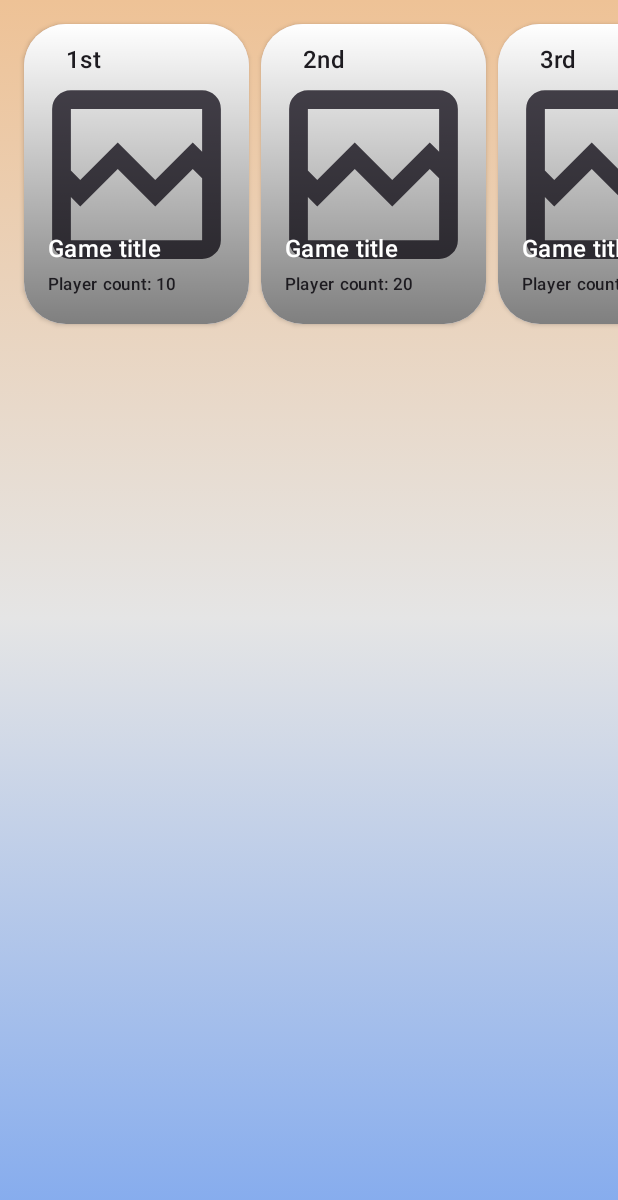
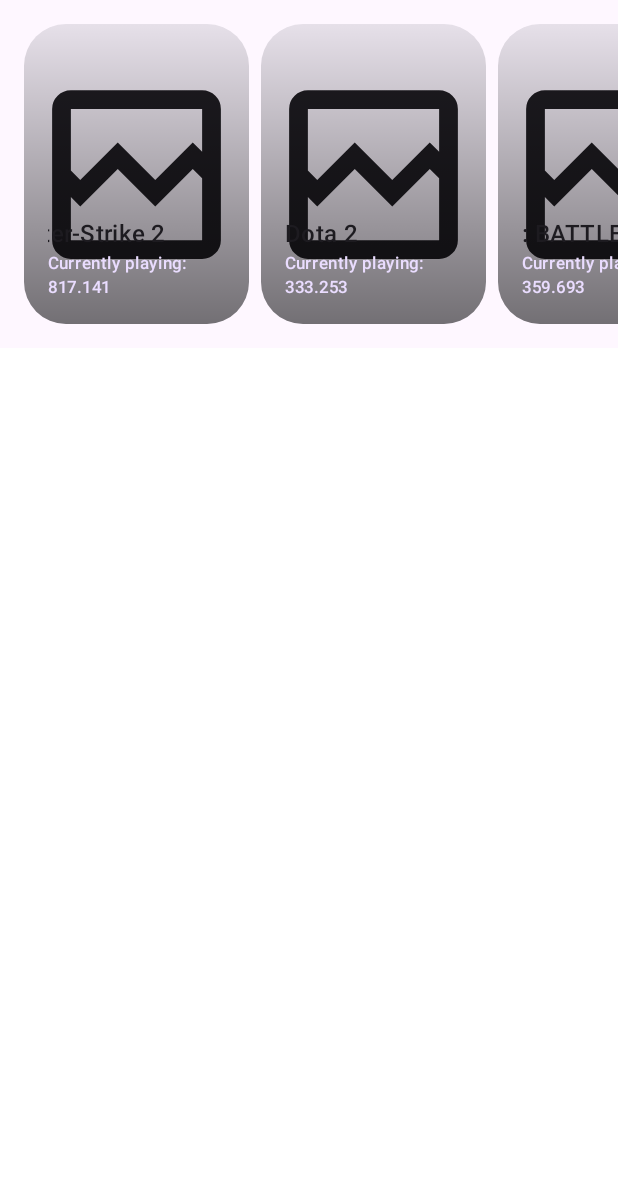
Before and after one commit to HtmlIsBetterThanC/SteamDex, an Android app built with Jetpack Compose: the @Preview function CarouselPreview, on a phone screen of 412 x 824 dp. Shown: the top 1200 px of the screen. Run offline under Robolectric (Android 15) with nearby library versions, the phone set to English and light mode, and no system bars; pictures from the network do not load.

Commit message:
wip: refactor Carousel

```diff
--- a/app/src/main/java/ict/android/steamdex/ui/screens/home/GamesCarousel.kt
+++ /dev/null
@@ -1,7 +0,0 @@
-package ict.android.steamdex.ui.screens.home
-
-data class GamesCarousel(
-    val title: String,
-    val playerCount: Int,
-    val rank: Int
-)
--- a/app/src/main/java/ict/android/steamdex/ui/screens/home/components/Carousel.kt
+++ b/app/src/main/java/ict/android/steamdex/ui/screens/home/components/Carousel.kt
@@ -1,39 +1,40 @@
 package ict.android.steamdex.ui.screens.home.components
 
-import androidx.compose.foundation.isSystemInDarkTheme
 import androidx.compose.foundation.layout.Arrangement
-import androidx.compose.foundation.layout.Box
 import androidx.compose.foundation.layout.PaddingValues
-import androidx.compose.foundation.layout.fillMaxSize
+import androidx.compose.foundation.layout.height
+import androidx.compose.foundation.layout.width
 import androidx.compose.foundation.lazy.LazyRow
 import androidx.compose.foundation.lazy.items
 import androidx.compose.material3.Surface
 import androidx.compose.runtime.Composable
 import androidx.compose.ui.Modifier
 import androidx.compose.ui.unit.dp
-import ict.android.steamdex.ui.components.modifiers.gradientBackground
+import ict.android.steamdex.models.ui.UiGames
+import ict.android.steamdex.ui.preview.PreviewData.games
 import ict.android.steamdex.ui.preview.PreviewSteam
-import ict.android.steamdex.ui.screens.home.GamesCarousel
+import ict.android.steamdex.ui.theme.SteamDexTheme
 
 @Composable
 fun Carousel(
-    modifier: Modifier = Modifier
+    games: List<UiGames>,
+    modifier: Modifier = Modifier,
+    variant: Boolean = false
 ) {
-    val games = listOf(
-        GamesCarousel("Game title", 10, 1),
-        GamesCarousel("Game title", 20, 2),
-        GamesCarousel("Game title", 15, 3),
-        GamesCarousel("Game title", 35, 4),
-        GamesCarousel("Game title", 7, 5)
-    )
-
     LazyRow(
         modifier = modifier,
         contentPadding = PaddingValues(16.dp),
         horizontalArrangement = Arrangement.spacedBy(8.dp)
     ) {
         items(games) { game ->
-            GameCard(game)
+            game.currentPlayers?.let {
+                GameCard(
+                    name = game.name,
+                    currentPlayers = it,
+                    iconUrl = game.iconUrl,
+                    modifier = if (variant) Modifier.width(300.dp).height(200.dp) else Modifier
+                )
+            }
         }
     }
 }
@@ -41,14 +42,19 @@ fun Carousel(
 @PreviewSteam
 @Composable
 private fun CarouselPreview() {
-    val theme = isSystemInDarkTheme()
-    Surface {
-        Box(
-            modifier = Modifier
-                .fillMaxSize()
-                .gradientBackground(theme)
-        ) {
-            Carousel()
+    SteamDexTheme {
+        Surface {
+            Carousel(games)
         }
     }
 }
+
+@PreviewSteam
+@Composable
+private fun CarouselVariantPreview() {
+    SteamDexTheme {
+        Surface {
+            Carousel(games = games, variant = true)
+        }
+    }
+}
--- a/app/src/main/java/ict/android/steamdex/ui/screens/home/components/GameCard.kt
+++ b/app/src/main/java/ict/android/steamdex/ui/screens/home/components/GameCard.kt
@@ -1,63 +1,52 @@
 package ict.android.steamdex.ui.screens.home.components
 
 import androidx.compose.foundation.background
-import androidx.compose.foundation.isSystemInDarkTheme
+import androidx.compose.foundation.basicMarquee
 import androidx.compose.foundation.layout.Box
 import androidx.compose.foundation.layout.Column
-import androidx.compose.foundation.layout.Spacer
 import androidx.compose.foundation.layout.fillMaxSize
 import androidx.compose.foundation.layout.height
 import androidx.compose.foundation.layout.padding
 import androidx.compose.foundation.layout.width
 import androidx.compose.foundation.shape.RoundedCornerShape
 import androidx.compose.material3.Card
-import androidx.compose.material3.CardDefaults
-import androidx.compose.material3.Icon
 import androidx.compose.material3.MaterialTheme
+import androidx.compose.material3.Surface
 import androidx.compose.material3.Text
 import androidx.compose.runtime.Composable
 import androidx.compose.ui.Alignment
 import androidx.compose.ui.Modifier
-import androidx.compose.ui.draw.clip
 import androidx.compose.ui.graphics.Brush
 import androidx.compose.ui.graphics.Color
-import androidx.compose.ui.res.painterResource
+import androidx.compose.ui.layout.ContentScale
 import androidx.compose.ui.res.stringResource
-import androidx.compose.ui.text.style.TextAlign
 import androidx.compose.ui.unit.dp
 import ict.android.steamdex.R
-import ict.android.steamdex.ui.screens.home.GamesCarousel
-import ict.android.steamdex.ui.theme.primaryContainerDark
-import ict.android.steamdex.ui.theme.primaryContainerLight
+import ict.android.steamdex.ui.components.SteamAsyncImage
+import ict.android.steamdex.ui.preview.PreviewData.games
+import ict.android.steamdex.ui.preview.PreviewSteam
+import ict.android.steamdex.ui.theme.SteamDexTheme
 
 @Composable
 fun GameCard(
-    game: GamesCarousel,
+    name: String,
+    currentPlayers: Double,
+    iconUrl: String,
     modifier: Modifier = Modifier
 ) {
     Card(
         modifier = modifier
             .width(150.dp)
             .height(200.dp),
-        shape = RoundedCornerShape(28.dp),
-        elevation = CardDefaults
-            .cardElevation(defaultElevation = 2.dp)
+        shape = RoundedCornerShape(28.dp)
     ) {
-        Box(
-            modifier = Modifier
-                .fillMaxSize()
-                .background(Color.White)
-        ) {
-            Icon(
-                modifier = Modifier
-                    .fillMaxSize(),
-                painter = painterResource
-                (R.drawable.broken_image),
-                contentDescription = stringResource
-                (R.string.card_icon_image_carousel),
-                tint = MaterialTheme.colorScheme.onSurfaceVariant
+        Box(Modifier.fillMaxSize()) {
+            SteamAsyncImage(
+                model = iconUrl,
+                modifier = Modifier.fillMaxSize(),
+                // TODO is this the better one?
+                contentScale = ContentScale.FillHeight
             )
-            // Local gradient for icon shade
             Box(
                 modifier = Modifier
                     .fillMaxSize()
@@ -66,73 +55,41 @@ fun GameCard(
                             colors = listOf(
                                 Color.Transparent,
                                 Color.Black.copy(alpha = 0.5f)
-                            ),
-                            startY = 0f,
-                            endY = Float.POSITIVE_INFINITY
+                            )
                         )
                     )
             )
-
             Column(
-                modifier = Modifier
-                    .fillMaxSize()
-                    .padding(start = 16.dp),
-                horizontalAlignment = Alignment.Start,
-
+                Modifier
+                    .align(Alignment.BottomStart)
+                    .padding(16.dp)
             ) {
                 Text(
-                    text = when (game.rank) {
-                        1 -> stringResource(R.string.column_text_carousel_first)
-                        2 -> stringResource(R.string.column_text_carousel_second)
-                        3 -> stringResource(R.string.column_text_carousel_third)
-                        else -> stringResource(
-                            R.string
-                                .column_text_carousel_other_cases,
-                            game.rank
-                        )
-                    },
-                    style = MaterialTheme.typography.titleMedium,
-                    color = if (isSystemInDarkTheme()) {
-                        primaryContainerDark
-                    } else {
-                        primaryContainerLight
-                    },
-                    modifier = Modifier
-                        .clip(RoundedCornerShape(8.dp))
-                        .background(Color.Transparent)
-                        .padding(4.dp)
-                        .align(Alignment.Start)
-                        .padding(start = 8.dp, top = 8.dp)
+                    text = name,
+                    modifier = Modifier.basicMarquee(),
+                    style = MaterialTheme.typography.titleMedium
                 )
-
-                Spacer(modifier = Modifier.weight(1f))
-
-                Column(
-                    horizontalAlignment = Alignment.Start,
-                    modifier = Modifier.padding(bottom = 18.dp)
-                ) {
-                    Text(
-                        text = game.title,
-                        style = MaterialTheme.typography.titleMedium,
-                        color = Color.White,
-                        textAlign = TextAlign.Start,
-                        modifier = Modifier.padding(bottom = 4.dp)
-                    )
-                    Text(
-                        text = stringResource(
-                            R.string
-                                .text_player_count,
-                            game.playerCount
-                        ),
-                        style = MaterialTheme.typography.labelSmall,
-                        color = if (isSystemInDarkTheme()) {
-                            primaryContainerDark
-                        } else {
-                            primaryContainerLight
-                        }
-                    )
-                }
+                Text(
+                    text = stringResource(R.string.home_currently_playing, currentPlayers),
+                    color = MaterialTheme.colorScheme.primaryContainer,
+                    style = MaterialTheme.typography.labelSmall
+                )
             }
         }
     }
 }
+
+@PreviewSteam
+@Composable
+private fun GameCardPreview() {
+    val game = games.first()
+    SteamDexTheme {
+        Surface {
+            GameCard(
+                name = game.name,
+                currentPlayers = game.currentPlayers!!,
+                iconUrl = game.iconUrl
+            )
+        }
+    }
+}
--- a/app/src/main/res/values/strings.xml
+++ b/app/src/main/res/values/strings.xml
@@ -31,11 +31,7 @@
     <string name="popular_icon_description">Popular games icon</string>
     <string name="home_popular_category">Popular games</string>
     <string name="card_icon_image_carousel">Image carousel</string>
-    <string name="column_text_carousel_first">1st</string>
-    <string name="column_text_carousel_second">2nd</string>
-    <string name="column_text_carousel_third">3rd</string>
-    <string name="column_text_carousel_other_cases">%1$sth</string>
-    <string name="text_player_count">Player count: %1$s</string>
+    <string name="home_currently_playing">Currently playing: %1$s</string>
     <string name="text_variant_player_count">Player count: %1$s</string>
     <string name="search_button_icon_description_search">Search</string>
 </resources>
```
Also changed, not shown: app/src/main/java/ict/android/steamdex/ui/screens/home/HomeScreen.kt (+7 -5 lines), app/src/main/java/ict/android/steamdex/ui/screens/home/components/CarouselVariant.kt (deleted, +0 -54 lines), app/src/main/java/ict/android/steamdex/ui/screens/home/components/GameCardVariant.kt (deleted, +0 -138 lines).
